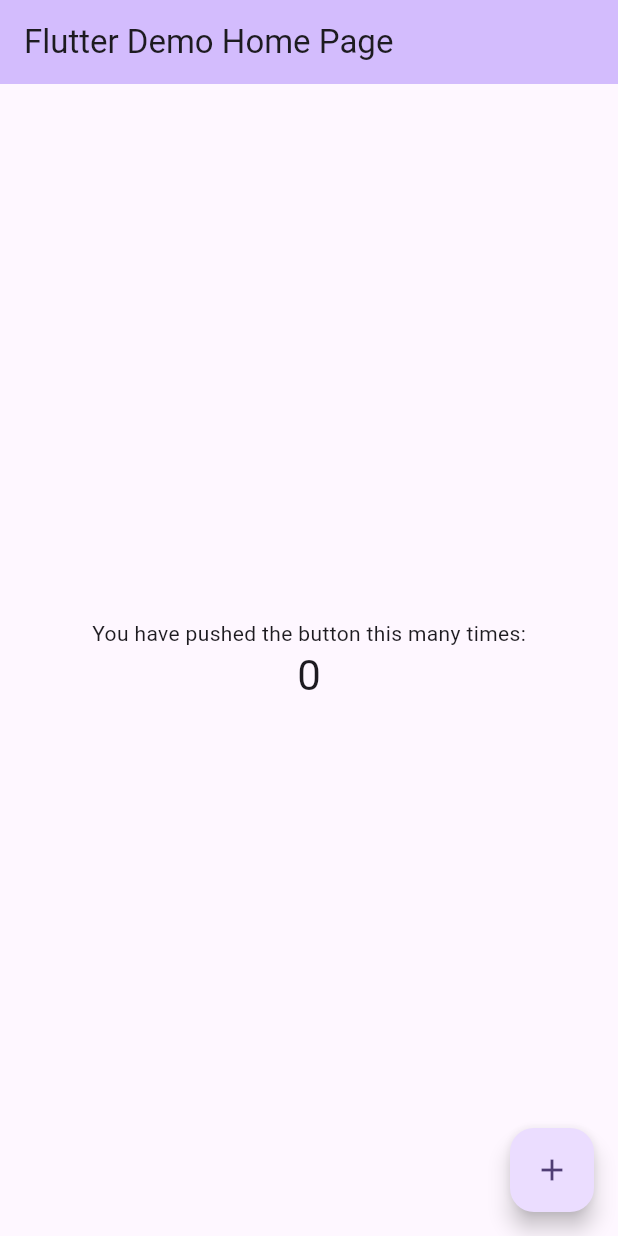
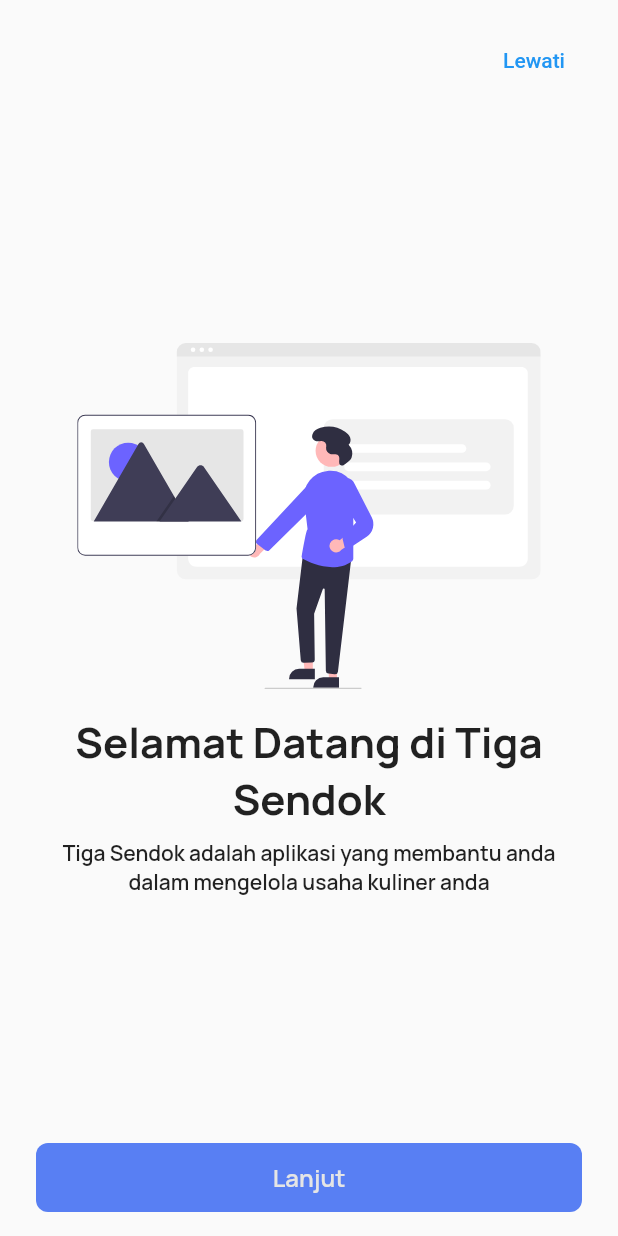
Before and after one commit to nerufuyo/tigasendok, a Flutter app: the screen it shows after launch, on a phone screen of 412 x 824 dp. Run offline on Flutter 3.47's test engine with Material 2 defaults, Android fonts, the phone set to English and light mode, and no system bars; our stand-ins replace flutter_svg, google_fonts.

Commit message:
✨feature: initial layout done

```diff
--- /dev/null
+++ b/lib/common/constant.dart
@@ -0,0 +1,20 @@
+final List boardingLists = [
+  {
+    'title': 'Selamat Datang di Tiga Sendok',
+    'description':
+        'Tiga Sendok adalah aplikasi yang membantu anda dalam mengelola usaha kuliner anda',
+    'image': 'lib/asset/image/cms.svg'
+  },
+  {
+    'title': 'Mudah Digunakan',
+    'description':
+        'Tiga Sendok dibuat dengan antarmuka yang mudah digunakan sehingga anda dapat dengan mudah menggunakannya',
+    'image': 'lib/asset/image/management.svg'
+  },
+  {
+    'title': 'Mulai Sekarang',
+    'description':
+        'Mulai gunakan Tiga Sendok sekarang juga untuk membantu anda dalam mengelola usaha kuliner anda',
+    'image': 'lib/asset/image/order.svg'
+  },
+];
--- a/lib/main.dart
+++ b/lib/main.dart
@@ -1,4 +1,7 @@
 import 'package:flutter/material.dart';
+import 'package:tigasendok/presentation/screen/authentication_screen.dart';
+import 'package:tigasendok/presentation/screen/initial/boarding_screen.dart';
+import 'package:tigasendok/presentation/screen/initial/splash_screen.dart';
 
 void main() {
   runApp(const MyApp());
@@ -7,119 +10,37 @@ void main() {
 class MyApp extends StatelessWidget {
   const MyApp({super.key});
 
-  // This widget is the root of your application.
   @override
   Widget build(BuildContext context) {
     return MaterialApp(
-      title: 'Flutter Demo',
-      theme: ThemeData(
-        // This is the theme of your application.
-        //
-        // TRY THIS: Try running your application with "flutter run". You'll see
-        // the application has a blue toolbar. Then, without quitting the app,
-        // try changing the seedColor in the colorScheme below to Colors.green
-        // and then invoke "hot reload" (save your changes or press the "hot
-        // reload" button in a Flutter-supported IDE, or press "r" if you used
-        // the command line to start the app).
-        //
-        // Notice that the counter didn't reset back to zero; the application
-        // state is not lost during the reload. To reset the state, use hot
-        // restart instead.
-        //
-        // This works for code too, not just values: Most code changes can be
-        // tested with just a hot reload.
-        colorScheme: ColorScheme.fromSeed(seedColor: Colors.deepPurple),
-        useMaterial3: true,
-      ),
-      home: const MyHomePage(title: 'Flutter Demo Home Page'),
+      debugShowCheckedModeBanner: false,
+      title: 'Tiga Sendok',
+      initialRoute: SplashScreen.routeName,
+      onGenerateRoute: (settings) {
+        switch (settings.name) {
+          case SplashScreen.routeName:
+            return MaterialPageRoute(
+              builder: (context) => const SplashScreen(),
+            );
+          case BoardingScreen.routeName:
+            return MaterialPageRoute(
+              builder: (context) => const BoardingScreen(),
+            );
+          case AuthenticationScreen.routeName:
+            return MaterialPageRoute(
+              builder: (context) => const AuthenticationScreen(),
+            );
+
+          default:
+            return MaterialPageRoute(
+              builder: (context) => const Scaffold(
+                body: Center(
+                  child: Text('Page not found'),
+                ),
+              ),
+            );
+        }
+      },
     );
   }
 }
-
-class MyHomePage extends StatefulWidget {
-  const MyHomePage({super.key, required this.title});
-
-  // This widget is the home page of your application. It is stateful, meaning
-  // that it has a State object (defined below) that contains fields that affect
-  // how it looks.
-
-  // This class is the configuration for the state. It holds the values (in this
-  // case the title) provided by the parent (in this case the App widget) and
-  // used by the build method of the State. Fields in a Widget subclass are
-  // always marked "final".
-
-  final String title;
-
-  @override
-  State<MyHomePage> createState() => _MyHomePageState();
-}
-
-class _MyHomePageState extends State<MyHomePage> {
-  int _counter = 0;
-
-  void _incrementCounter() {
-    setState(() {
-      // This call to setState tells the Flutter framework that something has
-      // changed in this State, which causes it to rerun the build method below
-      // so that the display can reflect the updated values. If we changed
-      // _counter without calling setState(), then the build method would not be
-      // called again, and so nothing would appear to happen.
-      _counter++;
-    });
-  }
-
-  @override
-  Widget build(BuildContext context) {
-    // This method is rerun every time setState is called, for instance as done
-    // by the _incrementCounter method above.
-    //
-    // The Flutter framework has been optimized to make rerunning build methods
-    // fast, so that you can just rebuild anything that needs updating rather
-    // than having to individually change instances of widgets.
-    return Scaffold(
-      appBar: AppBar(
-        // TRY THIS: Try changing the color here to a specific color (to
-        // Colors.amber, perhaps?) and trigger a hot reload to see the AppBar
-        // change color while the other colors stay the same.
-        backgroundColor: Theme.of(context).colorScheme.inversePrimary,
-        // Here we take the value from the MyHomePage object that was created by
-        // the App.build method, and use it to set our appbar title.
-        title: Text(widget.title),
-      ),
-      body: Center(
-        // Center is a layout widget. It takes a single child and positions it
-        // in the middle of the parent.
-        child: Column(
-          // Column is also a layout widget. It takes a list of children and
-          // arranges them vertically. By default, it sizes itself to fit its
-          // children horizontally, and tries to be as tall as its parent.
-          //
-          // Column has various properties to control how it sizes itself and
-          // how it positions its children. Here we use mainAxisAlignment to
-          // center the children vertically; the main axis here is the vertical
-          // axis because Columns are vertical (the cross axis would be
-          // horizontal).
-          //
-          // TRY THIS: Invoke "debug painting" (choose the "Toggle Debug Paint"
-          // action in the IDE, or press "p" in the console), to see the
-          // wireframe for each widget.
-          mainAxisAlignment: MainAxisAlignment.center,
-          children: <Widget>[
-            const Text(
-              'You have pushed the button this many times:',
-            ),
-            Text(
-              '$_counter',
-              style: Theme.of(context).textTheme.headlineMedium,
-            ),
-          ],
-        ),
-      ),
-      floatingActionButton: FloatingActionButton(
-        onPressed: _incrementCounter,
-        tooltip: 'Increment',
-        child: const Icon(Icons.add),
-      ), // This trailing comma makes auto-formatting nicer for build methods.
-    );
-  }
-}
--- /dev/null
+++ b/lib/presentation/screen/initial/boarding_screen.dart
@@ -0,0 +1,144 @@
+import 'package:flutter/material.dart';
+import 'package:flutter_svg/flutter_svg.dart';
+import 'package:tigasendok/common/constant.dart';
+import 'package:tigasendok/common/pallets.dart';
+import 'package:tigasendok/common/typography.dart';
+import 'package:tigasendok/presentation/screen/authentication_screen.dart';
+import 'package:tigasendok/presentation/widget/component.dart';
+
+class BoardingScreen extends StatefulWidget {
+  const BoardingScreen({super.key});
+  static const routeName = '/boarding-screen';
+
+  @override
+  State<BoardingScreen> createState() => _BoardingScreenState();
+}
+
+class _BoardingScreenState extends State<BoardingScreen> {
+  final PageController pageController = PageController();
+
+  @override
+  Widget build(BuildContext context) {
+    return WillPopScope(
+      onWillPop: () async {
+        if (pageController.page == 0) {
+          return true;
+        } else {
+          pageController.previousPage(
+            duration: const Duration(milliseconds: 300),
+            curve: Curves.easeInOut,
+          );
+          return false;
+        }
+      },
+      child: Scaffold(
+        body: SafeArea(
+          child: PageView.builder(
+            controller: pageController,
+            itemCount: 3,
+            itemBuilder: (context, pageIndex) {
+              return Container(
+                width: MediaQuery.of(context).size.width,
+                height: MediaQuery.of(context).size.height,
+                padding: const EdgeInsets.symmetric(
+                  horizontal: 24,
+                  vertical: 16,
+                ),
+                child: Column(
+                  crossAxisAlignment: CrossAxisAlignment.center,
+                  mainAxisAlignment: MainAxisAlignment.spaceBetween,
+                  children: [
+                    Align(
+                      alignment: Alignment.topRight,
+                      child: pageIndex != 2
+                          ? TextButton(
+                              onPressed: () => pageController.animateToPage(
+                                2,
+                                duration: const Duration(milliseconds: 300),
+                                curve: Curves.easeInOut,
+                              ),
+                              child: const Text('Lewati'),
+                            )
+                          : const SizedBox.shrink(),
+                    ),
+                    Column(
+                      crossAxisAlignment: CrossAxisAlignment.center,
+                      mainAxisAlignment: MainAxisAlignment.center,
+                      children: [
+                        SvgPicture.asset(
+                          boardingLists[pageIndex]['image'],
+                          width: MediaQuery.of(context).size.width * 0.75,
+                          fit: BoxFit.cover,
+                        ),
+                        customSpaceVertical(16),
+                        customText(
+                          customTextValue: boardingLists[pageIndex]['title'],
+                          customTextStyle: heading2,
+                          customTextAlign: TextAlign.center,
+                        ),
+                        customSpaceVertical(8),
+                        customText(
+                          customTextValue: boardingLists[pageIndex]
+                              ['description'],
+                          customTextStyle: subHeading3,
+                          customTextAlign: TextAlign.center,
+                        ),
+                      ],
+                    ),
+                    customButton(
+                      context,
+                      customButtonTap: () {
+                        pageIndex == 2
+                            ? Navigator.pushNamed(
+                                context,
+                                AuthenticationScreen.routeName,
+                              )
+                            : pageController.nextPage(
+                                duration: const Duration(milliseconds: 300),
+                                curve: Curves.easeInOut,
+                              );
+                      },
+                      customButtonValue: pageIndex == 2 ? 'Mulai' : 'Lanjut',
+                    ),
+                  ],
+                ),
+              );
+            },
+          ),
+        ),
+      ),
+    );
+  }
+
+  InkWell customButton(
+    BuildContext context, {
+    required customButtonTap,
+    required customButtonValue,
+    customButtonColor,
+    customButtonWidth,
+    customButtonValueColor,
+  }) {
+    return InkWell(
+      onTap: customButtonTap,
+      child: Container(
+        width: customButtonWidth ?? MediaQuery.of(context).size.width,
+        decoration: BoxDecoration(
+          borderRadius: BorderRadius.circular(8),
+          color: customButtonColor ?? primaryColor100,
+        ),
+        padding: const EdgeInsets.symmetric(
+          horizontal: 16,
+          vertical: 12,
+        ),
+        child: Center(
+          child: customText(
+            customTextValue: customButtonValue ?? 'Add Text',
+            customTextStyle: subHeading2.copyWith(
+              color: customButtonValueColor ?? secondaryColor100,
+            ),
+          ),
+        ),
+      ),
+    );
+  }
+}
--- /dev/null
+++ b/lib/presentation/widget/component.dart
@@ -0,0 +1,18 @@
+import 'package:flutter/material.dart';
+import 'package:tigasendok/common/typography.dart';
+
+Text customText({
+  required customTextValue,
+  customTextStyle,
+  customTextAlign,
+}) {
+  return Text(
+    customTextValue,
+    style: customTextStyle ?? heading1,
+    textAlign: customTextAlign ?? TextAlign.start,
+  );
+}
+
+SizedBox customSpaceVertical(double height) => SizedBox(height: height);
+
+SizedBox customSpaceHorizontal(double width) => SizedBox(width: width);
```
Also changed, not shown: lib/common/pallets.dart (added, +25 -0 lines), lib/common/typography.dart (added, +68 -0 lines), lib/presentation/screen/authentication_screen.dart (added, +40 -0 lines), lib/presentation/screen/initial/splash_screen.dart (added, +55 -0 lines), pubspec.yaml (+6 -70 lines), lib/asset/image/cms.svg (added), lib/asset/image/management.svg (added), lib/asset/image/order.svg (added), pubspec.lock, 1 other file.
